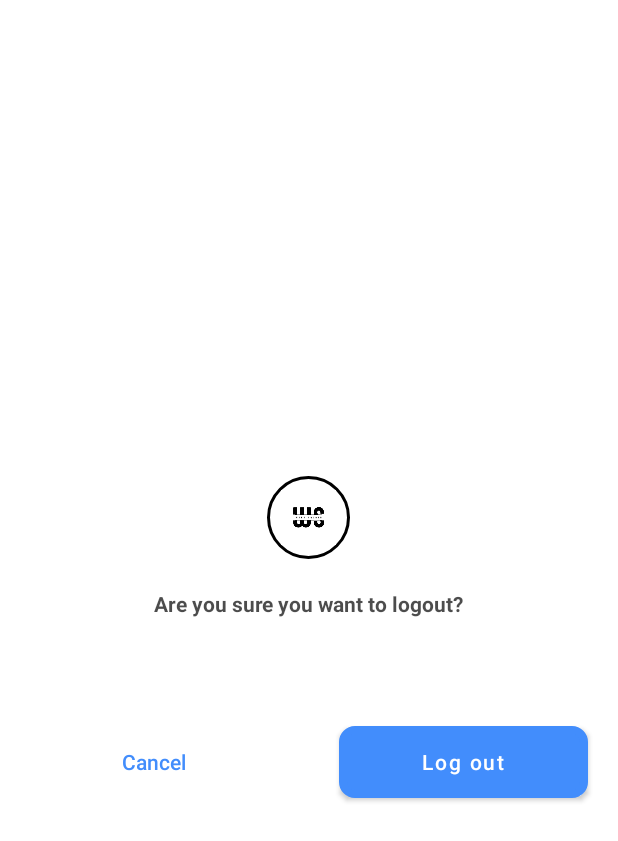
After one commit to Justin-A9/Word-splash, an Android app: the layout logout_modal.xml on its own in the app's theme, with its tools: preview values and no code run, on a phone screen of 412 x 824 dp. The commit adds this screen. Shown: the top 841 px of the screen. Run offline under Robolectric (Android 15) with nearby library versions, the phone set to English and light mode, and no system bars; Roboto replaces fonts that are not available here.

Commit message:
Logout modal implemented

```diff
--- a/app/src/main/java/com/example/squash/fragments/MenuFragment.kt
+++ b/app/src/main/java/com/example/squash/fragments/MenuFragment.kt
@@ -1,10 +1,13 @@
 package com.example.squash.fragments
 
+import android.app.AlertDialog
 import android.content.Intent
 import android.os.Bundle
 import android.view.LayoutInflater
 import android.view.View
 import android.view.ViewGroup
+import android.widget.TextView
+import androidx.appcompat.widget.AppCompatButton
 import androidx.fragment.app.Fragment
 import androidx.navigation.NavController
 import androidx.navigation.fragment.NavHostFragment
@@ -12,6 +15,7 @@ import com.example.squash.R
 import com.example.squash.activities.AuthScreenActivity
 import com.example.squash.databinding.FragmentMenuBinding
 import com.google.firebase.auth.FirebaseAuth
+import kotlinx.android.synthetic.main.logout_modal.*
 
 class MenuFragment : Fragment() {
 
@@ -54,9 +58,7 @@ class MenuFragment : Fragment() {
         }
 
         binding.linearLogin.setOnClickListener {
-            auth.signOut()
-            val intent = Intent(requireContext(), AuthScreenActivity::class.java)
-            activity?.startActivity(intent)
+            logOut()
         }
         binding.linearShare.setOnClickListener {
 
@@ -71,4 +73,26 @@ class MenuFragment : Fragment() {
     private fun navigateTo(id:Int){
         navController.navigate(id)
     }
+
+    fun logOut(){
+        val v = View.inflate(requireContext(), R.layout.logout_modal, null)
+
+        val builder = AlertDialog.Builder(requireContext())
+        builder.setView(v)
+        val dialog = builder.create()
+        dialog.setCancelable(false)
+        dialog.setCanceledOnTouchOutside(false)
+        dialog.show()
+        val cancel = v.findViewById<AppCompatButton>(R.id.cancel)
+        val logout = v.findViewById<TextView>(R.id.logOut)
+
+        logout.setOnClickListener{
+            auth.signOut()
+            val intent = Intent(requireContext(), AuthScreenActivity::class.java)
+            activity?.startActivity(intent)
+        }
+        cancel.setOnClickListener {
+            dialog.dismiss()
+        }
+    }
 }
--- a/app/src/main/java/com/example/squash/game/Game.kt
+++ b/app/src/main/java/com/example/squash/game/Game.kt
@@ -126,7 +126,7 @@ class Game : Fragment() {
         val wow_score = v.findViewById<TextView>(R.id.wow_score)
         val hat = v.findViewById<ImageView>(R.id.hat)
 
-        if (viewModel.score.value!! < 35) {
+        if (viewModel.score.value!! <= 45) {
             image.visibility = View.GONE
             sad.visibility = View.VISIBLE
             congrats.visibility = View.GONE
@@ -134,7 +134,7 @@ class Game : Fragment() {
             score.visibility = View.GONE
             yourScore.visibility = View.VISIBLE
             yourScore.text = "Your final score ${viewModel.score.value}"
-        } else if (viewModel.score.value!! in 36..75) {
+        } else if (viewModel.score.value!! in 50..65) {
             image.visibility = View.GONE
             good.visibility = View.VISIBLE
             tv_good.visibility = View.VISIBLE
--- /dev/null
+++ b/app/src/main/res/layout/logout_modal.xml
@@ -0,0 +1,89 @@
+<?xml version="1.0" encoding="utf-8"?>
+<androidx.constraintlayout.widget.ConstraintLayout xmlns:android="http://schemas.android.com/apk/res/android"
+    android:layout_width="match_parent"
+    xmlns:app="http://schemas.android.com/apk/res-auto"
+    xmlns:tools="http://schemas.android.com/tools"
+    android:layout_height="match_parent">
+
+    <RelativeLayout
+        android:layout_width="wrap_content"
+        android:layout_height="310dp"
+        android:background="@drawable/custom_dialog"
+        app:layout_constraintBottom_toBottomOf="parent"
+        app:layout_constraintEnd_toEndOf="parent"
+        app:layout_constraintHorizontal_bias="0.5"
+        app:layout_constraintStart_toStartOf="parent"
+        app:layout_constraintTop_toTopOf="parent"
+        app:layout_constraintVertical_bias="0.5">
+
+        <ImageView
+            android:id="@+id/image"
+            android:layout_width="55dp"
+            android:layout_height="55dp"
+            android:layout_centerHorizontal="true"
+            android:layout_marginTop="60dp"
+            android:background="@drawable/circle_border"
+            android:padding="9dp"
+            android:src="@drawable/wordsplashlogo" />
+
+        <TextView
+            android:id="@+id/sure"
+            android:layout_width="wrap_content"
+            android:layout_height="wrap_content"
+            android:layout_below="@id/image"
+            android:layout_centerHorizontal="true"
+            android:layout_marginTop="20dp"
+            android:text="Are you sure you want to logout?"
+            android:textColor="@color/fade_black"
+            android:textStyle="bold" />
+
+        <androidx.constraintlayout.widget.ConstraintLayout
+            android:layout_width="match_parent"
+            android:layout_height="wrap_content"
+            android:layout_alignParentBottom="true"
+            android:layout_marginBottom="15dp"
+            android:orientation="horizontal">
+
+            <androidx.appcompat.widget.AppCompatButton
+                android:id="@+id/cancel"
+                android:layout_width="0dp"
+                android:layout_height="48dp"
+                android:layout_marginStart="10dp"
+                android:background="@drawable/main_color_border"
+                android:text="Cancel"
+                android:textAllCaps="false"
+                android:layout_margin="20dp"
+                android:textColor="@color/main_primary_color"
+                app:layout_constraintBottom_toBottomOf="parent"
+                app:layout_constraintEnd_toStartOf="@+id/guideline6"
+                app:layout_constraintStart_toStartOf="parent"
+                app:layout_constraintTop_toTopOf="parent"
+                app:layout_constraintVertical_bias="0.5" />
+
+            <com.google.android.material.button.MaterialButton
+                android:id="@+id/logOut"
+                android:layout_width="0dp"
+                android:layout_height="48dp"
+                android:layout_margin="20dp"
+                android:background="@drawable/hey"
+                android:text="Log out"
+                android:textAllCaps="false"
+                android:textColor="@color/white"
+                android:textSize="14sp"
+                app:layout_constraintBottom_toBottomOf="parent"
+                app:layout_constraintEnd_toEndOf="parent"
+                app:layout_constraintStart_toEndOf="@+id/guideline6"
+                app:layout_constraintTop_toTopOf="parent"
+                app:layout_constraintVertical_bias="0.5" />
+
+            <androidx.constraintlayout.widget.Guideline
+                android:id="@+id/guideline6"
+                android:layout_width="wrap_content"
+                android:layout_height="wrap_content"
+                android:orientation="vertical"
+                app:layout_constraintGuide_percent="0.50" />
+
+        </androidx.constraintlayout.widget.ConstraintLayout>
+    </RelativeLayout>
+
+</androidx.constraintlayout.widget.ConstraintLayout>
```
